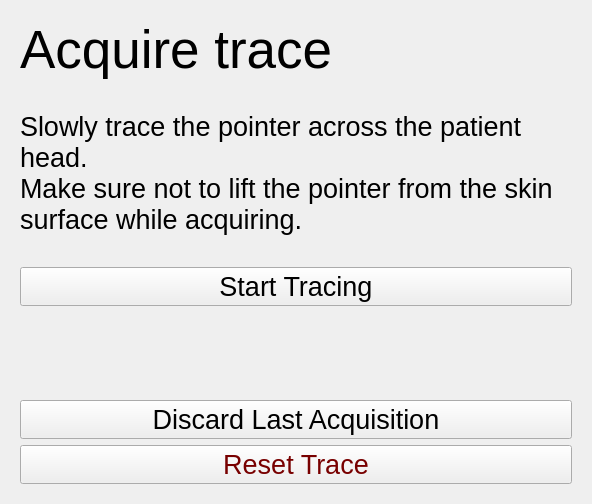
The window that Registration/Resources/UI/Registration.ui (NousNav/SlicerOpenNav) describes before a commit, drawn with Qt 5.
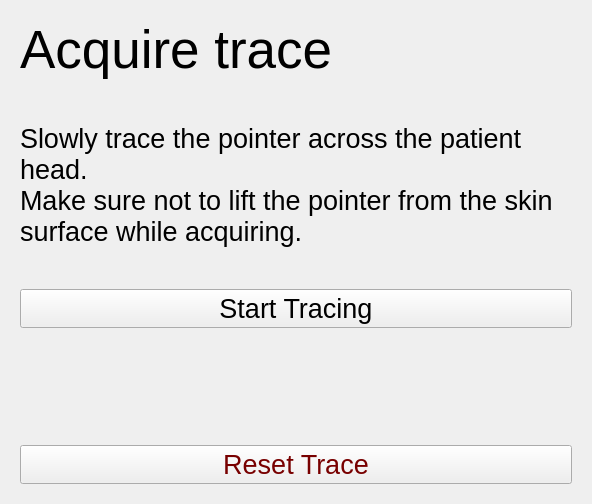
The same window after the commit. The open tabs and pages were chosen to show the change. Custom widgets are drawn as their Qt base class.

Commit message:
ENH: Remove discard last acquisition and button sizing
Redundant with reset trace - difference is too subtle

Patch:
```diff
--- a/Registration/Resources/UI/Registration.ui
+++ b/Registration/Resources/UI/Registration.ui
@@ -734,18 +734,6 @@
          </property>
         </spacer>
        </item>
-       <item>
-        <widget class="QPushButton" name="DiscardLastButton">
-         <property name="font">
-          <font>
-           <pointsize>20</pointsize>
-          </font>
-         </property>
-         <property name="text">
-          <string>Discard Last Acquisition</string>
-         </property>
-        </widget>
-       </item>
        <item>
         <widget class="QPushButton" name="ResetTraceButton">
          <property name="palette">
```
Left out of the diff: 2 changed lines with no effect on the pictures. The commit also changes 2 other files.
